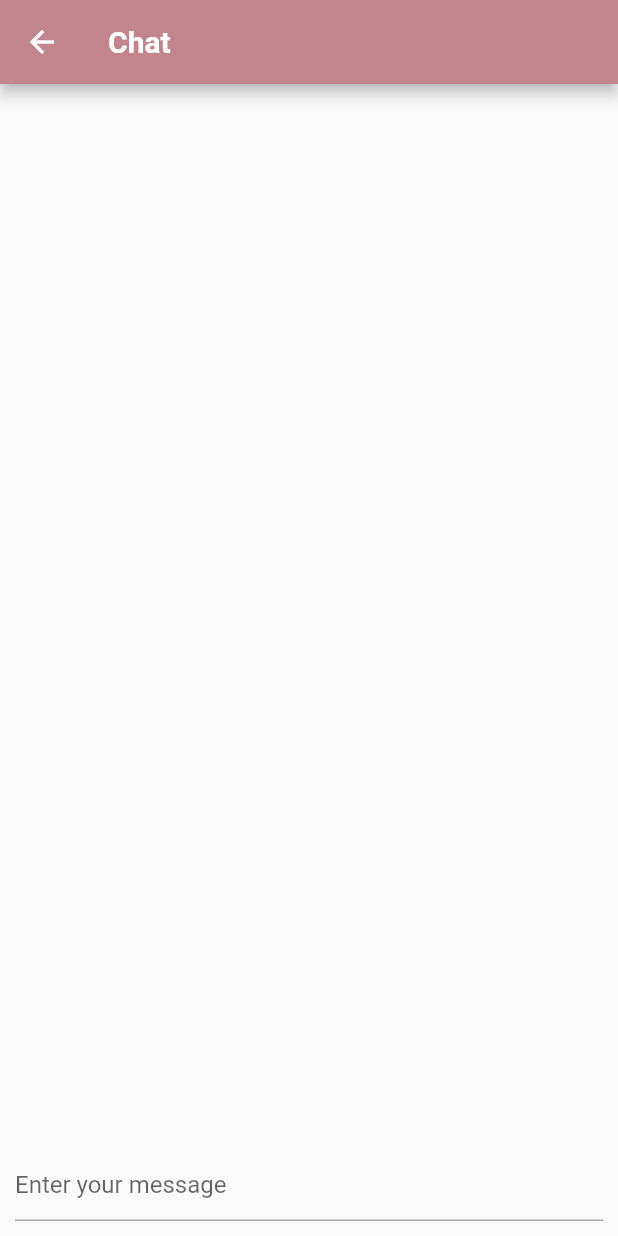
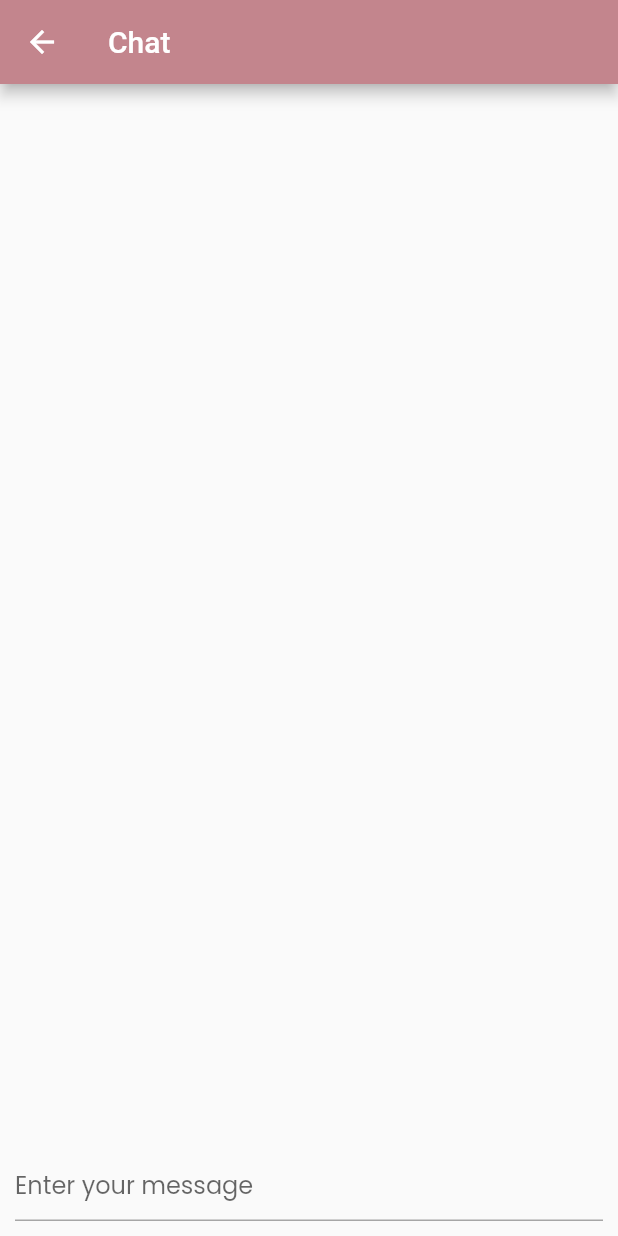
Before and after one commit to dmgamboa/mochi, a Flutter app: the screen it shows after launch, on a phone screen of 412 x 824 dp. Run offline on Flutter 3.47's test engine with Material 2 defaults, Android fonts, the phone set to English and light mode, and no system bars.

Commit message:
MOCH-68 Add typography class and assets

```diff
--- a/client/lib/core/config/theme/light_theme.dart
+++ b/client/lib/core/config/theme/light_theme.dart
@@ -1,10 +1,13 @@
 import 'package:flutter/material.dart';
 import 'package:mochi/core/config/colours.dart';
+
+import '../typography.dart';
 
 class LightTheme {
   static ThemeData get theme {
     return ThemeData(
       visualDensity: VisualDensity.adaptivePlatformDensity,
+      primaryColor: Colours.pink,
       colorScheme: ColorScheme.light(
         primary: Colours.pink,
         secondary: Colours.green,
@@ -15,15 +18,18 @@ class LightTheme {
         error: Colours.red,
         onError: Colours.lightBg,
       ),
-      textTheme: const TextTheme(
-        headline6: TextStyle(
-          fontSize: 20,
-          fontWeight: FontWeight.bold,
-        ),
-        bodyText2: TextStyle(
-          fontSize: 14,
-          color: Colours.darkText,
-        ),
+      textTheme: TextTheme(
+        headline1: TextStyles.heading.copyWith(fontSize: 96),
+        headline2: TextStyles.heading.copyWith(fontSize: 60),
+        headline3: TextStyles.heading.copyWith(fontSize: 48),
+        subtitle1: TextStyles.body.copyWith(fontSize: 16),
+        bodyText1: TextStyles.body.copyWith(fontSize: 16),
+        bodyText2: TextStyles.body.copyWith(fontSize: 14),
+        button: TextStyles.heading.copyWith(fontSize: 20),
+      ),
+      buttonTheme: const ButtonThemeData(
+        buttonColor: Colours.pink,
+        textTheme: ButtonTextTheme.primary,
       ),
     );
   }
--- /dev/null
+++ b/client/lib/core/config/typography.dart
@@ -0,0 +1,20 @@
+import 'package:flutter/material.dart';
+
+class Fonts {
+  static const String heading = 'Baloo';
+  static const String body = 'Poppins';
+}
+
+class TextStyles {
+  static const TextStyle heading = TextStyle(
+    fontFamily: Fonts.heading,
+    fontSize: 24,
+    fontWeight: FontWeight.w700,
+  );
+
+  static const TextStyle body = TextStyle(
+    fontFamily: Fonts.body,
+    fontSize: 16,
+    fontWeight: FontWeight.w400,
+  );
+}
```
Also changed, not shown: client/pubspec.yaml (+19 -63 lines), client/assets/fonts/Baloo.ttf (added), client/assets/fonts/Poppins/Poppins-Bold.ttf (added), client/assets/fonts/Poppins/Poppins-BoldItalic.ttf (added), client/assets/fonts/Poppins/Poppins-Italic.ttf (added), client/assets/fonts/Poppins/Poppins-Light.ttf (added), client/assets/fonts/Poppins/Poppins-LightItalic.ttf (added), client/assets/fonts/Poppins/Poppins-Regular.ttf (added), client/pubspec.lock.
